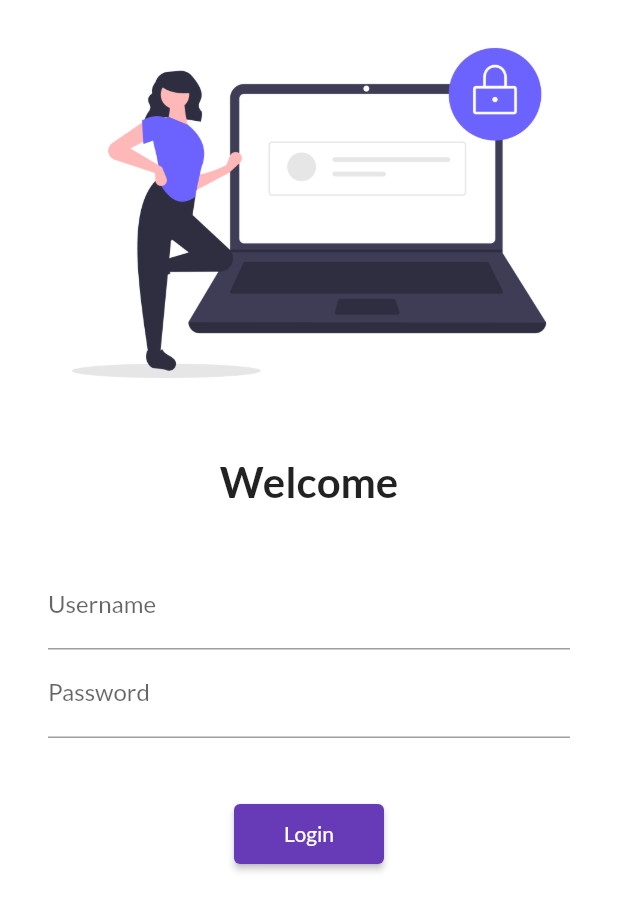
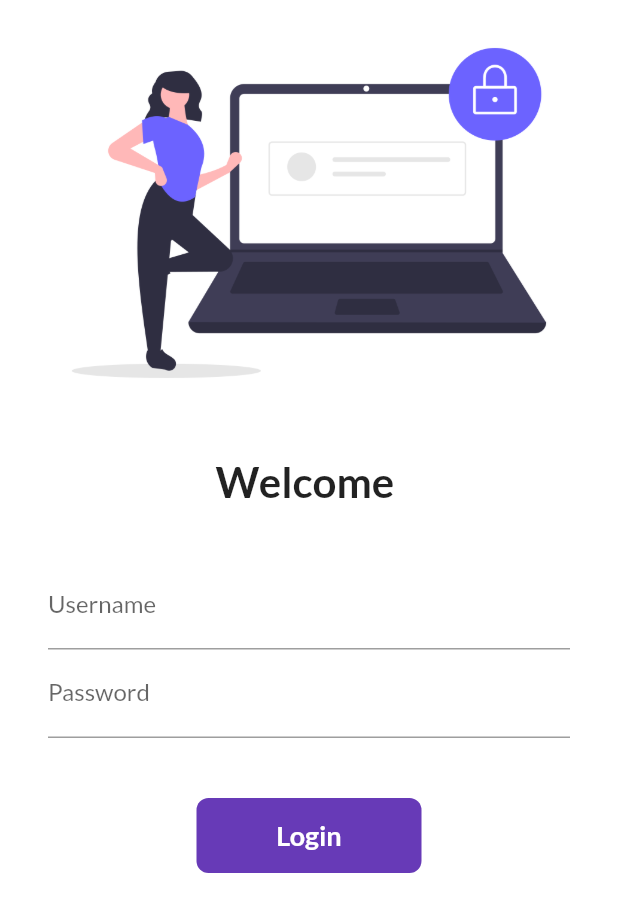
Before and after one commit to americanchauhan/flutter_learning, a Flutter app: the screen it shows after launch, on a phone screen of 412 x 824 dp. Shown: the top 912 px of the screen. Run offline on Flutter 3.47's test engine with Material 2 defaults, Android fonts, the phone set to English and light mode, and no system bars; our stand-ins replace google_fonts.

Commit message:
day 6 completed

```diff
--- a/lib/pages/login_page.dart
+++ b/lib/pages/login_page.dart
@@ -1,7 +1,15 @@
 import 'package:first_flutter/utils/routes.dart';
 import 'package:flutter/material.dart';
 
-class LoginPage extends StatelessWidget {
+class LoginPage extends StatefulWidget {
+  @override
+  State<LoginPage> createState() => _LoginPageState();
+}
+
+class _LoginPageState extends State<LoginPage> {
+  String name = "";
+  bool changeButton = false;
+
   @override
   Widget build(BuildContext context) {
     return Material(
@@ -17,7 +25,7 @@ class LoginPage extends StatelessWidget {
               height: 20.0,
             ),
             Text(
-              "Welcome",
+              "Welcome $name",
               style: TextStyle(
                 fontSize: 28,
                 fontWeight: FontWeight.bold,
@@ -36,6 +44,10 @@ class LoginPage extends StatelessWidget {
                       hintText: "Enter username",
                       labelText: "Username",
                     ),
+                    onChanged: (value) {
+                      name = value;
+                      setState(() {});
+                    },
                   ),
                   TextFormField(
                     obscureText: true,
@@ -47,13 +59,49 @@ class LoginPage extends StatelessWidget {
                   SizedBox(
                     height: 40.0,
                   ),
-                  ElevatedButton(
-                    child: Text("Login"),
-                    style: TextButton.styleFrom(minimumSize: Size(100, 40)),
-                    onPressed: () {
+
+                  InkWell(
+                    onTap: () async {
+                      setState(() {
+                        changeButton = true;
+                      });
+
+                      await Future.delayed(Duration(seconds: 1));
                       Navigator.pushNamed(context, MyRoutes.homeRoute);
                     },
+                    child: AnimatedContainer(
+                      duration: Duration(seconds: 1),
+                      width: changeButton ? 50 : 150,
+                      height: 50,
+                      alignment: Alignment.center,
+                      child: changeButton
+                          ? Icon(
+                              Icons.done,
+                              color: Colors.white,
+                            )
+                          : Text(
+                              "Login",
+                              style: TextStyle(
+                                  color: Colors.white,
+                                  fontWeight: FontWeight.bold,
+                                  fontSize: 18),
+                            ),
+                      decoration: BoxDecoration(
+                        color: Colors.deepPurple,
+                        //shape:
+                        //    changeButton ? BoxShape.circle : BoxShape.rectangle,
+                        borderRadius:
+                            BorderRadius.circular(changeButton ? 50 : 8),
+                      ),
+                    ),
                   ),
+                  //ElevatedButton(
+                  //  child: Text("Login"),
+                  //  style: TextButton.styleFrom(minimumSize: Size(150, 40)),
+                  //   onPressed: () {
+                  //     Navigator.pushNamed(context, MyRoutes.homeRoute);
+                  //  },
+                  //),
                 ],
               ),
             ),
```
